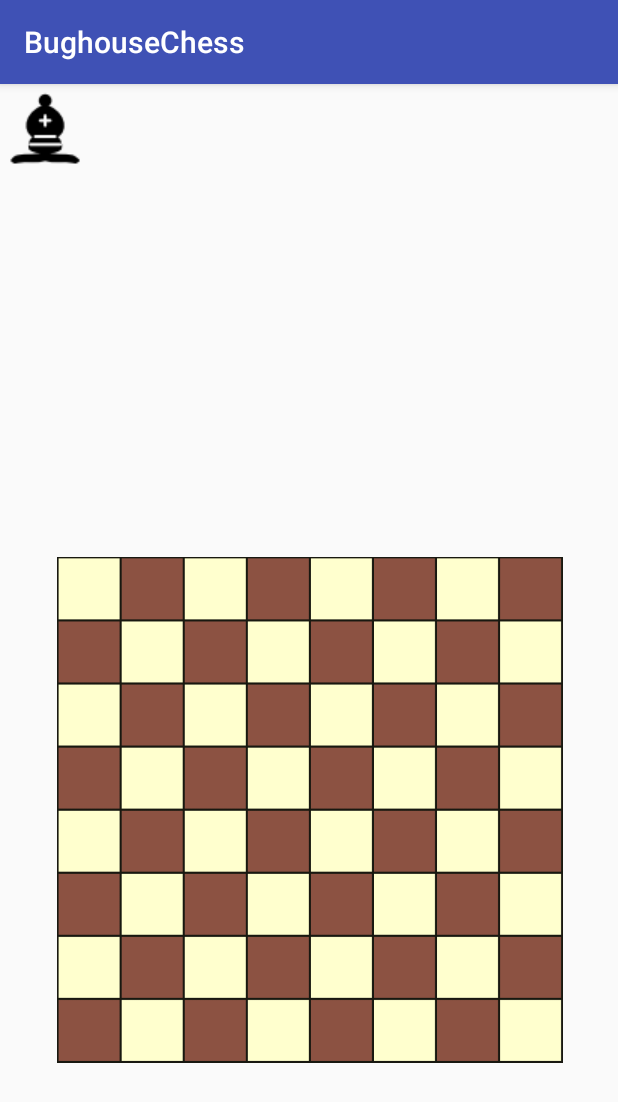
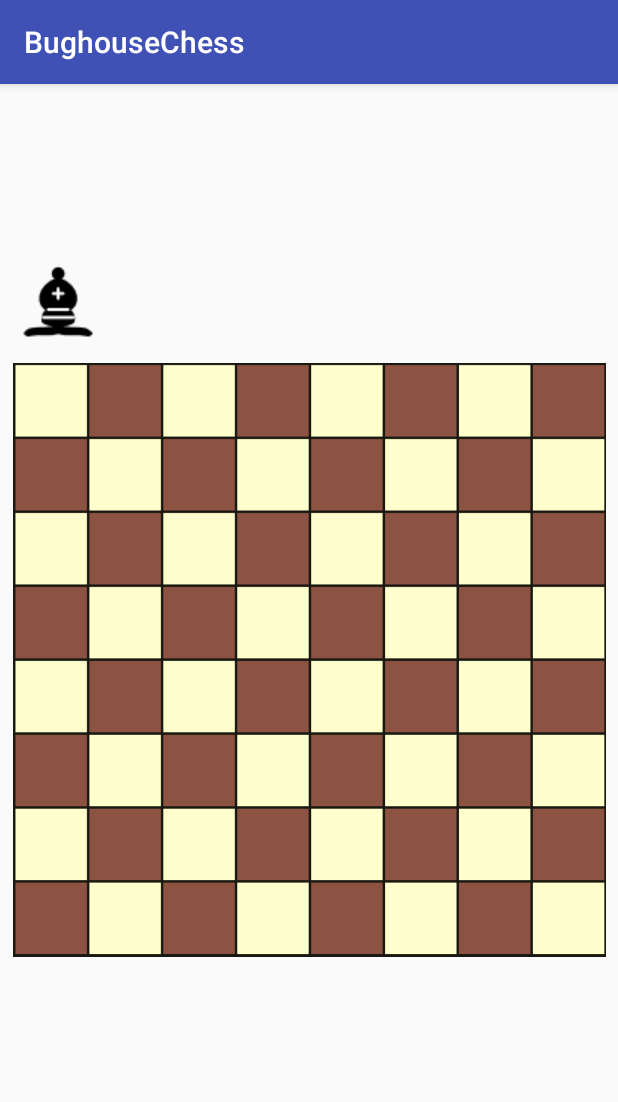
Before and after one commit to mdzirbel/BughouseChess, an Android app: the screen it shows after launch (ChessBoardActivity), on a phone screen of 412 x 824 dp. Shown: the top 1102 px of the screen. Run offline under Robolectric (Android 15) with nearby library versions, the phone set to English and light mode, and no system bars.

Commit message:
Working on display piece

```diff
--- a/app/build.gradle
+++ b/app/build.gradle
@@ -4,7 +4,7 @@ android {
     compileSdkVersion 26
     defaultConfig {
         applicationId "com.example.matth.bughousechess"
-        minSdkVersion 19
+        minSdkVersion 21
         targetSdkVersion 26
         versionCode 1
         versionName "1.0"
--- a/app/src/main/AndroidManifest.xml
+++ b/app/src/main/AndroidManifest.xml
@@ -9,14 +9,14 @@
         android:roundIcon="@mipmap/ic_launcher_round"
         android:supportsRtl="true"
         android:theme="@style/AppTheme">
-        <activity android:name=".ChessBoardActivity">
+        <activity android:name=".MainActivity">
             <intent-filter>
                 <action android:name="android.intent.action.MAIN" />
 
                 <category android:name="android.intent.category.LAUNCHER" />
             </intent-filter>
         </activity>
-        <activity android:name=".MainActivity"></activity>
+        <activity android:name=".ChessBoardActivity"></activity>
     </application>
     <uses-permission android:name="android.permission.BLUETOOTH" />
     <uses-permission android:name="android.permission.BLUETOOTH_ADMIN" />
--- a/app/src/main/java/com/example/matth/bughousechess/ChessBoardActivity.java
+++ b/app/src/main/java/com/example/matth/bughousechess/ChessBoardActivity.java
@@ -94,25 +94,22 @@ public class ChessBoardActivity extends AppCompatActivity {
     public void displayPiece(int xPosBoard, int yPosBoard) {
         DisplayMetrics displayMetrics = new DisplayMetrics();
         getWindowManager().getDefaultDisplay().getMetrics(displayMetrics);
-        int width = displayMetrics.widthPixels;
-        int height = displayMetrics.heightPixels;
-        int xPosToRender = (int) (width * .02 + imageViewWidthHeight[0] / 8 * xPosBoard);
-        int yPosToRender = (int) (height * .02 + imageViewWidthHeight[1] / 8 * yPosBoard);
+        int xPosToRender = (imageViewWidthHeight[0] / 8 * xPosBoard);
+        int yPosToRender = (imageViewWidthHeight[1] / 8 * yPosBoard);
+
         ImageView newPiece = new ImageView(this);
         newPiece.setId(3 + 0);
         newPiece.setImageResource(R.drawable.blackbishoppiece);
-        ConstraintLayout chessBoardView = findViewById(R.id.chessboardview);
-        ImageView chessBoardImage = findViewById(R.id.boardImage);
-        chessBoardView.addView(newPiece);
-        ViewGroup.MarginLayoutParams params = (ViewGroup.MarginLayoutParams) chessBoardImage.getLayoutParams();
-        params.topMargin = 300;
-////        ConstraintLayout.LayoutParams params = (ConstraintLayout.LayoutParams) newPiece.getLayoutParams();
-////        // params.setMargins(100, 300, 0, 0);
-////        params.leftMargin = 100;
-////        params.topMargin = 300;
-//        ConstraintSet constraintSet = new ConstraintSet();
-//        constraintSet.connect(newPiece.getId(), ConstraintSet.LEFT, chessBoardView.getId(), ConstraintSet.LEFT, 0);
-//        constraintSet.applyTo(chessBoardView);
-//         newPiece.bringToFront();
+        newPiece.setElevation(5);
+        newPiece.setId(3+1);
+
+        ConstraintLayout layout = findViewById(R.id.chessboardview);
+        layout.addView(newPiece);
+
+        ConstraintSet constraintSet = new ConstraintSet();
+        constraintSet.clone(layout);
+        constraintSet.connect(newPiece.getId(), ConstraintSet.LEFT, R.id.boardImage, ConstraintSet.LEFT, xPosToRender);
+        constraintSet.connect(newPiece.getId(), ConstraintSet.TOP, R.id.boardImage, ConstraintSet.TOP, yPosToRender);
+        constraintSet.applyTo(layout);
     }
 }
--- a/app/src/main/java/com/example/matth/bughousechess/ChessPiece.java
+++ b/app/src/main/java/com/example/matth/bughousechess/ChessPiece.java
@@ -7,6 +7,7 @@ public class ChessPiece {
     String teams[] = {"white", "black"};
     String pieces[] = {"pawn", "rook", "knight", "bishop", "king", "queen"};
     String type;
+    String initalType;
     String team;
 
     public ChessPiece(String team, String type) {
@@ -15,6 +16,7 @@ public class ChessPiece {
         assert Arrays.asList(teams).contains(team) : "Not a valid team color";
         assert Arrays.asList(pieces).contains(type) : "Not a valid piece type";
         this.type = type;
+        this.initalType = type;
         this.team = team;
     }
 
--- a/app/src/main/java/com/example/matth/bughousechess/MainActivity.java
+++ b/app/src/main/java/com/example/matth/bughousechess/MainActivity.java
@@ -36,6 +36,7 @@ public class MainActivity extends AppCompatActivity {
         setContentView(R.layout.activity_main);
         Intent intent = new Intent(MainActivity.this, ChessBoardActivity.class);
         startActivity(intent);
+
         EditText nameText = (EditText) findViewById(R.id.editTextName);
 
         nameText.addTextChangedListener(new TextWatcher() {
```
Also changed, not shown: app/src/main/java/com/example/matth/bughousechess/ChessBoard.java (+16 -7 lines).
